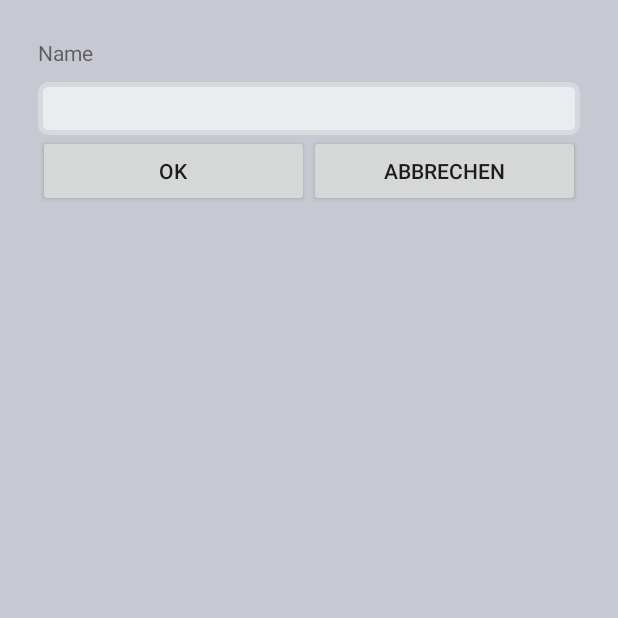
After one commit to piasan/Skizzenbuch, an Android app: the CreateBuchActivity screen opened directly, with no data from a screen before it, on a phone screen of 412 x 824 dp, the top half of it. The commit adds this screen. Run offline under Robolectric (Android 15) with nearby library versions, the phone set to English and light mode, and no system bars; our stand-ins replace Firebase (no records; nobody signed in at launch, a user with empty details on screens opened directly).

Commit message:
Bücher Liste und Activity zum Bücher anlegen

```diff
--- a/app/build.gradle
+++ b/app/build.gradle
@@ -24,10 +24,12 @@ dependencies {
     implementation 'com.android.support.constraint:constraint-layout:1.1.0'
     implementation 'com.google.firebase:firebase-auth:15.1.0'
     implementation 'com.google.android.gms:play-services-auth:15.0.1'
+    implementation 'com.google.firebase:firebase-core:15.0.2'
+    implementation 'com.google.firebase:firebase-database:15.0.0'
+
     testImplementation 'junit:junit:4.12'
     androidTestImplementation 'com.android.support.test:runner:1.0.2'
     androidTestImplementation 'com.android.support.test.espresso:espresso-core:3.0.2'
-    compile 'com.google.firebase:firebase-core:15.0.0'
 }
 
 apply plugin: 'com.google.gms.google-services'
--- a/app/src/main/AndroidManifest.xml
+++ b/app/src/main/AndroidManifest.xml
@@ -16,6 +16,9 @@
                 <category android:name="android.intent.category.LAUNCHER" />
             </intent-filter>
         </activity>
+        <activity android:name=".ShowBuecherActivity"/>
+        <activity android:name="CreateBuchActivity" />
+
     </application>
 
 </manifest>
--- /dev/null
+++ b/app/src/main/java/de/picosaan/piasander/skizzenbuchverwaltung/CreateBuchActivity.java
@@ -0,0 +1,62 @@
+package de.picosaan.piasander.skizzenbuchverwaltung;
+
+import android.content.Intent;
+import android.os.Bundle;
+import android.support.v7.app.AppCompatActivity;
+import android.view.View;
+import android.widget.EditText;
+import android.widget.Toast;
+
+public class CreateBuchActivity extends AppCompatActivity implements View.OnClickListener {
+
+    //Text fields
+    private EditText editBookName;
+
+
+    @Override
+    protected void onCreate(Bundle savedInstanceState) {
+        super.onCreate(savedInstanceState);
+
+        setContentView(R.layout.activity_new_book);
+
+        findViewById(R.id.ok_button).setOnClickListener(this);
+        findViewById(R.id.cancel_button).setOnClickListener(this);
+
+        editBookName = (EditText) findViewById(R.id.editBookName);
+
+    }
+
+    public void onClick(View v) {
+
+        switch (v.getId()) {
+
+            case R.id.ok_button:
+
+                String bookName = editBookName.getText().toString();
+
+                if (bookName.length() < 1) {
+                    Toast.makeText(CreateBuchActivity.this, R.string.no_name, Toast.LENGTH_LONG).show();
+                } else {
+
+                    Intent intent = new Intent();
+                    intent.putExtra("BOOK_NAME", bookName);
+
+                    setResult(RESULT_OK, intent);
+                    finish();
+                }
+
+                break;
+
+
+            case R.id.cancel_button:
+
+                setResult(RESULT_CANCELED);
+                finish();
+
+                break;
+
+        }
+
+    }
+
+}
--- a/app/src/main/java/de/picosaan/piasander/skizzenbuchverwaltung/LoginActivity.java
+++ b/app/src/main/java/de/picosaan/piasander/skizzenbuchverwaltung/LoginActivity.java
@@ -237,10 +237,7 @@ public class LoginActivity extends AppCompatActivity implements
 
 
     private void startSketchbookActvity() {
-
-        Toast.makeText(LoginActivity.this, getResources().getString(R.string.auth_success),
-                Toast.LENGTH_SHORT).show();
-        //startActivity(new Intent(this, DatabaseActivity.class));
+        startActivity(new Intent(this, ShowBuecherActivity.class));
     }
 
 
--- /dev/null
+++ b/app/src/main/res/drawable/border_light.xml
@@ -0,0 +1,15 @@
+<?xml version="1.0" encoding="utf-8"?>
+<shape xmlns:android="http://schemas.android.com/apk/res/android"
+    android:shape="rectangle">
+
+    <corners
+        android:radius="5dp" />
+
+    <stroke
+        android:width="3dip"
+        android:color="@color/border_light" />
+
+    <solid
+        android:color="@color/bg_gray_light"/>
+
+</shape>
--- /dev/null
+++ b/app/src/main/res/layout/activity_new_book.xml
@@ -0,0 +1,53 @@
+<?xml version="1.0" encoding="utf-8"?>
+<ScrollView xmlns:android="http://schemas.android.com/apk/res/android"
+    android:layout_width="match_parent"
+    android:layout_height="match_parent"
+    android:background="@color/bg_gray_main"
+    android:orientation="vertical"
+    android:padding="25dp">
+
+    <LinearLayout
+        android:layout_width="match_parent"
+        android:layout_height="wrap_content"
+        android:orientation="vertical">
+
+        <TextView
+            android:id="@+id/bookName"
+            android:layout_width="match_parent"
+            android:layout_height="wrap_content"
+            android:layout_marginBottom="10dp"
+            android:text="@string/name" />
+
+        <EditText
+            android:id="@+id/editBookName"
+            android:layout_width="match_parent"
+            android:layout_height="wrap_content"
+            android:background="@drawable/border_light"
+            android:inputType="textPersonName"
+            android:padding="5dp" />
+
+
+        <LinearLayout
+            android:layout_width="match_parent"
+            android:layout_height="wrap_content"
+            android:orientation="horizontal"
+            android:weightSum="2">
+
+            <Button
+                android:id="@+id/ok_button"
+                android:layout_width="0dp"
+                android:layout_height="wrap_content"
+                android:layout_weight="1"
+                android:text="@string/ok" />
+
+            <Button
+                android:id="@+id/cancel_button"
+                android:layout_width="0dp"
+                android:layout_height="wrap_content"
+                android:layout_weight="1"
+                android:text="@string/cancel" />
+        </LinearLayout>
+
+    </LinearLayout>
+
+</ScrollView>
--- a/app/src/main/res/values/strings.xml
+++ b/app/src/main/res/values/strings.xml
@@ -9,4 +9,12 @@
     <string name="auth_failed">Anmeldung fehlgeschlagen</string>
     <string name="auth_success">Anmeldung erfolgreich</string>
 
+    <!-- Bücher Liste -->
+    <string name="alle_buecher">Alle Bücher</string>
+    <string name="neues_buch">Neues Buch anlegen</string>
+    <string name="name">Name</string>
+    <string name="ok">OK</string>
+    <string name="cancel">Abbrechen</string>
+    <string name="no_name">Kein Name angegeben!</string>
+
 </resources>
--- a/app/src/main/res/values/styles.xml
+++ b/app/src/main/res/values/styles.xml
@@ -17,4 +17,8 @@
         <item name="android:textColor">@color/bg_gray_light</item>
     </style>
 
+    <style name="DarkBackground" parent="ThemeOverlay.AppCompat.Dark">
+        <item name="android:background">@drawable/border_dark</item>
+    </style>
+
 </resources>
```
Also changed, not shown: app/src/main/java/de/picosaan/piasander/skizzenbuchverwaltung/BuecherAdapter.java (added, +58 -0 lines), app/src/main/java/de/picosaan/piasander/skizzenbuchverwaltung/Database.java (added, +23 -0 lines), app/src/main/java/de/picosaan/piasander/skizzenbuchverwaltung/ShowBuecherActivity.java (added, +135 -0 lines), app/src/main/java/de/picosaan/piasander/skizzenbuchverwaltung/Skizzenbuch.java (added, +81 -0 lines), app/src/main/res/drawable/border_dark.xml (added, +15 -0 lines), app/src/main/res/layout/activity_show_buecher.xml (added, +78 -0 lines), app/src/main/res/layout/row_item.xml (added, +24 -0 lines).
